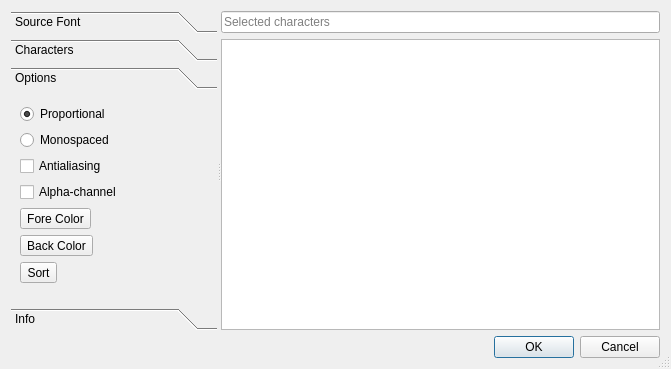
Before: the Qt Designer form controls/fonts/font-new/dialogfontselect.ui in riuson/lcd-image-converter, drawn with Qt 5.
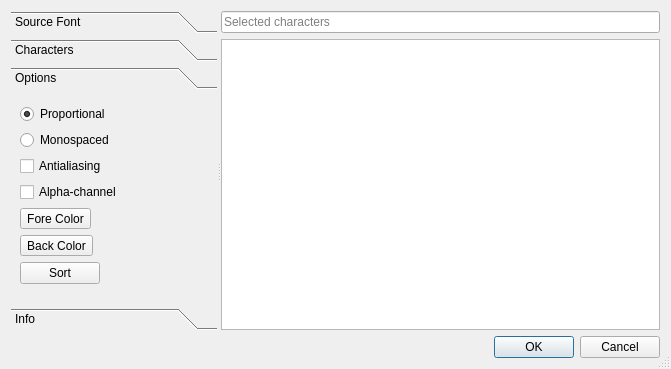
After: the same form once the commit is applied. The open tabs and pages were chosen to show the change.

Commit message: QToolButton replaced by QPushButton

```diff
--- a/controls/fonts/font-new/dialogfontselect.ui
+++ b/controls/fonts/font-new/dialogfontselect.ui
@@ -175,7 +175,7 @@
         <rect>
          <x>0</x>
          <y>0</y>
-         <width>195</width>
+         <width>264</width>
          <height>212</height>
         </rect>
        </property>
@@ -243,7 +243,13 @@
            </widget>
           </item>
           <item>
-           <widget class="QToolButton" name="toolButtonSort">
+           <widget class="QPushButton" name="pushButtonSort">
+            <property name="sizePolicy">
+             <sizepolicy hsizetype="Fixed" vsizetype="Fixed">
+              <horstretch>0</horstretch>
+              <verstretch>0</verstretch>
+             </sizepolicy>
+            </property>
             <property name="text">
              <string>Sort</string>
             </property>
```
Left out of the diff: 6 changed lines with no effect on the pictures. The commit also changes 2 other files.
